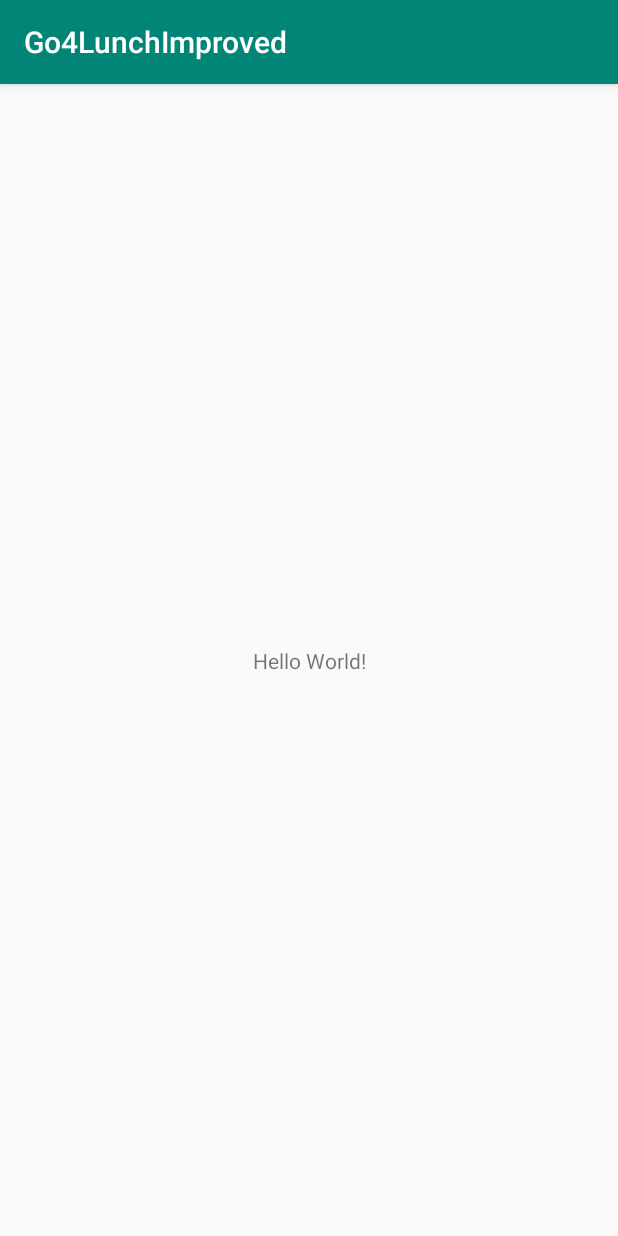
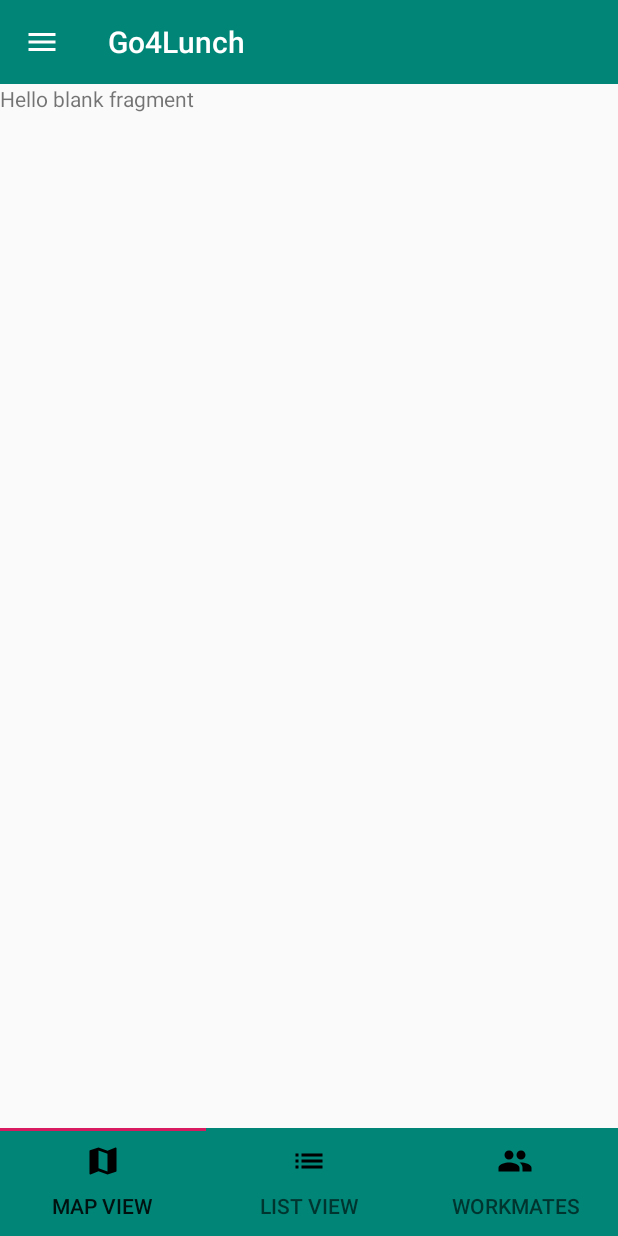
Before and after one commit to RetRo99/Go4LunchImproved, an Android app: the screen it shows after launch (MainActivity), on a phone screen of 412 x 824 dp. Run offline under Robolectric (Android 15) with nearby library versions, the phone set to English and light mode, and no system bars.

Commit message:
Implemented tablayout and navigation drawer

```diff
--- a/app/build.gradle
+++ b/app/build.gradle
@@ -24,11 +24,15 @@ android {
 }
 
 dependencies {
+
+    implementation 'com.google.android.material:material:1.1.0-alpha09'
+
     implementation fileTree(dir: 'libs', include: ['*.jar'])
-    implementation"org.jetbrains.kotlin:kotlin-stdlib-jdk7:$kotlin_version"
+    implementation "org.jetbrains.kotlin:kotlin-stdlib-jdk7:$kotlin_version"
     implementation 'androidx.appcompat:appcompat:1.0.2'
     implementation 'androidx.core:core-ktx:1.0.2'
     implementation 'androidx.constraintlayout:constraintlayout:1.1.3'
+    implementation 'androidx.legacy:legacy-support-v4:1.0.0'
     testImplementation 'junit:junit:4.12'
     androidTestImplementation 'androidx.test:runner:1.2.0'
     androidTestImplementation 'androidx.test.espresso:espresso-core:3.2.0'
--- a/app/src/main/java/com/example/go4lunchimproved/MainActivity.kt
+++ b/app/src/main/java/com/example/go4lunchimproved/MainActivity.kt
@@ -2,11 +2,82 @@ package com.example.go4lunchimproved
 
 import androidx.appcompat.app.AppCompatActivity
 import android.os.Bundle
+import android.view.Gravity
+import android.view.MenuItem
+import androidx.appcompat.widget.Toolbar
+import androidx.core.view.GravityCompat
+import androidx.drawerlayout.widget.DrawerLayout
+import androidx.viewpager.widget.PagerAdapter
+import com.google.android.material.navigation.NavigationView
+import kotlinx.android.synthetic.main.activity_main.*
 
-class MainActivity : AppCompatActivity() {
+
+class MainActivity : AppCompatActivity(),NavigationView.OnNavigationItemSelectedListener {
+
+
+    private lateinit var toolbar: Toolbar
+    private lateinit var drawerLayout: DrawerLayout
+    private lateinit var navigationView: NavigationView
 
     override fun onCreate(savedInstanceState: Bundle?) {
         super.onCreate(savedInstanceState)
         setContentView(R.layout.activity_main)
+
+        setupNavigation()
+
+
+
     }
+
+    private fun setupNavigation() {
+
+        val OFFSCREEN_PAGES = 2
+        val adapter: PagerAdapter = TabAdapter(supportFragmentManager, this)
+
+        pager.adapter = adapter
+        pager.offscreenPageLimit = OFFSCREEN_PAGES
+
+
+        tab_layout.setupWithViewPager(pager)
+        tab_layout.getTabAt(0)?.setIcon(R.drawable.ic_map_black_24dp)
+        tab_layout.getTabAt(1)?.setIcon(R.drawable.ic_list_black_24dp)
+        tab_layout.getTabAt(2)?.setIcon(R.drawable.ic_group_black_24dp)
+        tab_layout.tabIndicatorGravity
+
+
+        toolbar = findViewById(R.id.toolbar)
+        setSupportActionBar(toolbar)
+        supportActionBar?.setDisplayHomeAsUpEnabled(true)
+        supportActionBar?.setHomeAsUpIndicator(R.drawable.ic_menu_white_24dp)
+
+
+        drawerLayout = findViewById(R.id.drawer_layout)
+
+
+
+        navigationView = findViewById(R.id.navigationView)
+
+        navigationView.setNavigationItemSelectedListener(this)
+
+
+
+    }
+
+    override fun onNavigationItemSelected(p0: MenuItem): Boolean {
+
+        val drawerLayout: DrawerLayout = findViewById(R.id.drawer_layout)
+        drawerLayout.closeDrawer(GravityCompat.START)
+        return true
+    }
+
+    override fun onBackPressed() {
+        if(drawerLayout.isDrawerOpen(GravityCompat.START)) drawerLayout.closeDrawer(GravityCompat.START) else  super.onBackPressed()
+
+    }
+
+
+
+
+
+
 }
--- /dev/null
+++ b/app/src/main/java/com/example/go4lunchimproved/MapViewFragment.kt
@@ -0,0 +1,25 @@
+package com.example.go4lunchimproved
+
+
+import android.os.Bundle
+import androidx.fragment.app.Fragment
+import android.view.LayoutInflater
+import android.view.View
+import android.view.ViewGroup
+import androidx.appcompat.app.ActionBar
+import androidx.appcompat.app.AppCompatActivity
+
+
+
+
+class MapViewFragment : Fragment() {
+
+    override fun onCreateView(
+        inflater: LayoutInflater, container: ViewGroup?,
+        savedInstanceState: Bundle?
+    ): View? {
+        return inflater.inflate(R.layout.fragment_map_view, container, false)
+    }
+
+
+}
--- /dev/null
+++ b/app/src/main/java/com/example/go4lunchimproved/TabAdapter.kt
@@ -0,0 +1,41 @@
+package com.example.go4lunchimproved
+
+import android.content.Context
+import android.util.Log
+import androidx.fragment.app.Fragment
+import androidx.fragment.app.FragmentManager
+import androidx.fragment.app.FragmentStatePagerAdapter
+
+
+class TabAdapter(fm: FragmentManager, private val context: Context):FragmentStatePagerAdapter(fm, BEHAVIOR_RESUME_ONLY_CURRENT_FRAGMENT) {
+
+
+    private val TAB_TITLES = arrayOf(
+        R.string.map_view,
+        R.string.restaurant_view,
+        R.string.workmates_view
+    )
+
+
+    override fun getItem(position: Int): Fragment {
+        when(position){
+            0 -> return MapViewFragment()
+            1 -> return MapViewFragment()
+            2 -> return MapViewFragment()
+
+        }
+        Log.d("position", position.toString())
+        return MapViewFragment()
+    }
+
+
+
+
+    override fun getCount(): Int {
+        return TAB_TITLES.size
+    }
+
+    override fun getPageTitle(position: Int): CharSequence? {
+        return context.resources.getString(TAB_TITLES[position])
+    }
+}
--- /dev/null
+++ b/app/src/main/res/drawable/ic_group_black_24dp.xml
@@ -0,0 +1,9 @@
+<vector xmlns:android="http://schemas.android.com/apk/res/android"
+        android:width="24dp"
+        android:height="24dp"
+        android:viewportWidth="24.0"
+        android:viewportHeight="24.0">
+    <path
+        android:fillColor="#FF000000"
+        android:pathData="M16,11c1.66,0 2.99,-1.34 2.99,-3S17.66,5 16,5c-1.66,0 -3,1.34 -3,3s1.34,3 3,3zM8,11c1.66,0 2.99,-1.34 2.99,-3S9.66,5 8,5C6.34,5 5,6.34 5,8s1.34,3 3,3zM8,13c-2.33,0 -7,1.17 -7,3.5L1,19h14v-2.5c0,-2.33 -4.67,-3.5 -7,-3.5zM16,13c-0.29,0 -0.62,0.02 -0.97,0.05 1.16,0.84 1.97,1.97 1.97,3.45L17,19h6v-2.5c0,-2.33 -4.67,-3.5 -7,-3.5z"/>
+</vector>
--- /dev/null
+++ b/app/src/main/res/drawable/ic_list_black_24dp.xml
@@ -0,0 +1,9 @@
+<vector xmlns:android="http://schemas.android.com/apk/res/android"
+        android:width="24dp"
+        android:height="24dp"
+        android:viewportWidth="24.0"
+        android:viewportHeight="24.0">
+    <path
+        android:fillColor="#FF000000"
+        android:pathData="M3,13h2v-2L3,11v2zM3,17h2v-2L3,15v2zM3,9h2L5,7L3,7v2zM7,13h14v-2L7,11v2zM7,17h14v-2L7,15v2zM7,7v2h14L21,7L7,7z"/>
+</vector>
--- /dev/null
+++ b/app/src/main/res/drawable/ic_map_black_24dp.xml
@@ -0,0 +1,9 @@
+<vector xmlns:android="http://schemas.android.com/apk/res/android"
+        android:width="24dp"
+        android:height="24dp"
+        android:viewportWidth="24.0"
+        android:viewportHeight="24.0">
+    <path
+        android:fillColor="#FF000000"
+        android:pathData="M20.5,3l-0.16,0.03L15,5.1 9,3 3.36,4.9c-0.21,0.07 -0.36,0.25 -0.36,0.48V20.5c0,0.28 0.22,0.5 0.5,0.5l0.16,-0.03L9,18.9l6,2.1 5.64,-1.9c0.21,-0.07 0.36,-0.25 0.36,-0.48V3.5c0,-0.28 -0.22,-0.5 -0.5,-0.5zM15,19l-6,-2.11V5l6,2.11V19z"/>
+</vector>
--- /dev/null
+++ b/app/src/main/res/drawable/ic_menu_white_24dp.xml
@@ -0,0 +1,5 @@
+<vector android:height="24dp" android:tint="#FFFFFF"
+    android:viewportHeight="24.0" android:viewportWidth="24.0"
+    android:width="24dp" xmlns:android="http://schemas.android.com/apk/res/android">
+    <path android:fillColor="#FF000000" android:pathData="M3,18h18v-2L3,16v2zM3,13h18v-2L3,11v2zM3,6v2h18L21,6L3,6z"/>
+</vector>
--- a/app/src/main/res/layout/activity_main.xml
+++ b/app/src/main/res/layout/activity_main.xml
@@ -1,19 +1,60 @@
-<?xml version="1.0" encoding="utf-8"?>
-<androidx.constraintlayout.widget.ConstraintLayout
+<androidx.drawerlayout.widget.DrawerLayout
         xmlns:android="http://schemas.android.com/apk/res/android"
+        xmlns:app="http://schemas.android.com/apk/res-auto"
         xmlns:tools="http://schemas.android.com/tools"
-        xmlns:app="http://schemas.android.com/apk/res-auto"
+        android:id="@+id/drawer_layout"
         android:layout_width="match_parent"
         android:layout_height="match_parent"
-        tools:context=".MainActivity">
+        android:fitsSystemWindows="true"
+        tools:openDrawer="start">
 
-    <TextView
+
+
+    <LinearLayout
+            android:layout_width="match_parent"
+            android:layout_height="match_parent"
+            android:orientation="vertical">
+
+        <androidx.appcompat.widget.Toolbar
+                android:id="@+id/toolbar"
+                android:layout_width="match_parent"
+                android:layout_height="?attr/actionBarSize"
+                android:background="@color/colorPrimary"
+                android:theme="@style/ThemeOverlay.AppCompat.Dark" />
+
+        <androidx.viewpager.widget.ViewPager
+                android:id="@+id/pager"
+                android:layout_width="match_parent"
+                android:layout_height="0dp"
+                android:layout_weight="1"/>
+
+
+
+
+
+
+        <com.google.android.material.tabs.TabLayout
+                android:id="@+id/tab_layout"
+                app:tabIndicatorGravity="top"
+                android:layout_width="match_parent"
+                android:background="@color/colorPrimary"
+                app:tabIndicatorColor="@color/colorAccent"
+                android:layout_height="wrap_content"/>
+
+    </LinearLayout>
+
+
+
+    <com.google.android.material.navigation.NavigationView
+            android:id="@+id/navigationView"
             android:layout_width="wrap_content"
-            android:layout_height="wrap_content"
-            android:text="Hello World!"
-            app:layout_constraintBottom_toBottomOf="parent"
-            app:layout_constraintLeft_toLeftOf="parent"
-            app:layout_constraintRight_toRightOf="parent"
-            app:layout_constraintTop_toTopOf="parent"/>
+            android:layout_height="match_parent"
+            android:layout_gravity="start"
+            android:fitsSystemWindows="true"
+            app:headerLayout="@layout/nav_header_main"/>
 
-</androidx.constraintlayout.widget.ConstraintLayout>
+
+
+
+
+</androidx.drawerlayout.widget.DrawerLayout>
--- /dev/null
+++ b/app/src/main/res/layout/fragment_map_view.xml
@@ -0,0 +1,14 @@
+<?xml version="1.0" encoding="utf-8"?>
+<FrameLayout xmlns:android="http://schemas.android.com/apk/res/android"
+             xmlns:tools="http://schemas.android.com/tools"
+             android:layout_width="match_parent"
+             android:layout_height="match_parent"
+             tools:context=".MapViewFragment">
+
+    <!-- TODO: Update blank fragment layout -->
+    <TextView
+            android:layout_width="match_parent"
+            android:layout_height="match_parent"
+            android:text="@string/hello_blank_fragment"/>
+
+</FrameLayout>
--- a/app/src/main/res/values/colors.xml
+++ b/app/src/main/res/values/colors.xml
@@ -3,4 +3,5 @@
     <color name="colorPrimary">#008577</color>
     <color name="colorPrimaryDark">#00574B</color>
     <color name="colorAccent">#D81B60</color>
+    <color name="bgBottomNavigation">#fe485a</color>
 </resources>
--- a/app/src/main/res/values/strings.xml
+++ b/app/src/main/res/values/strings.xml
@@ -1,3 +1,9 @@
 <resources>
-    <string name="app_name">Go4LunchImproved</string>
+    <string name="app_name">Go4Lunch</string>
+    <string name="map_view">Map View</string>
+    <string name="restaurant_view">List View</string>
+    <string name="workmates_view">Workmates</string>
+
+    <!-- TODO: Remove or change this placeholder text -->
+    <string name="hello_blank_fragment">Hello blank fragment</string>
 </resources>
--- a/app/src/main/res/values/styles.xml
+++ b/app/src/main/res/values/styles.xml
@@ -6,6 +6,7 @@
         <item name="colorPrimary">@color/colorPrimary</item>
         <item name="colorPrimaryDark">@color/colorPrimaryDark</item>
         <item name="colorAccent">@color/colorAccent</item>
+        <item name="windowNoTitle">true</item>
     </style>
 
 </resources>
```
Also changed, not shown: app/src/main/res/layout/nav_header_main.xml (added, +45 -0 lines), app/src/main/res/menu/bottom_navigation.xml (added, +19 -0 lines), app/src/main/res/values/dimen.xml (added, +10 -0 lines), app/src/main/res/drawable-v24/ic_background.jpg (added).
